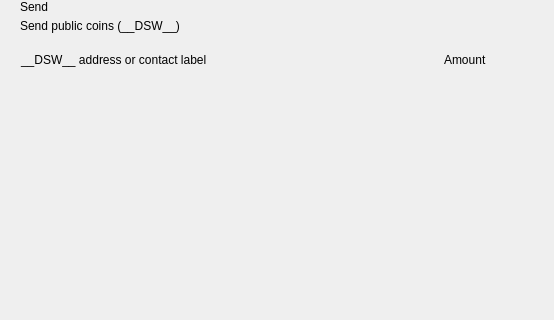
Before: the Qt Designer form src/qt/pivx/forms/send.ui in decenomy/DSW, drawn with Qt 5; both pictures show x 0 to 554 and y 0 to 320 of the 893 by 700 pixel window.
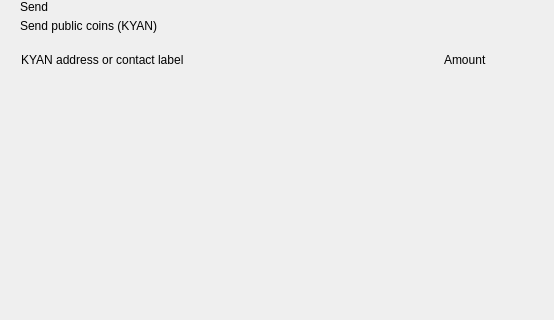
After: the same form once the commit is applied. Custom widgets are drawn as their Qt base class.

Diff of the .ui file:
```diff
--- a/src/qt/pivx/forms/send.ui
+++ b/src/qt/pivx/forms/send.ui
@@ -81,7 +81,7 @@
             <item>
              <widget class="QLabel" name="labelSubtitle1">
               <property name="text">
-               <string>Send public coins (__DSW__)</string>
+               <string>Send public coins (KYAN)</string>
               </property>
              </widget>
             </item>
@@ -141,7 +141,7 @@
              <string notr="true">margin-left:8px;</string>
             </property>
             <property name="text">
-             <string>__DSW__ address or contact label</string>
+             <string>KYAN address or contact label</string>
             </property>
            </widget>
           </item>
```
